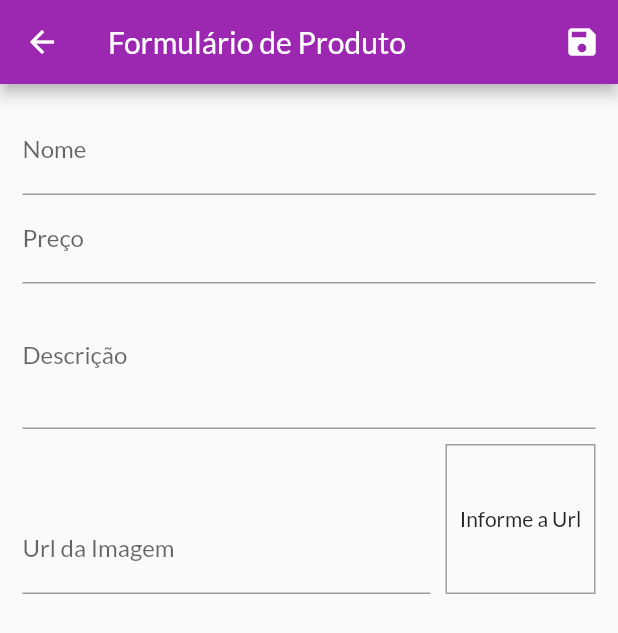
After one commit to ademir2011/app04.4animations, a Flutter app: the ProductFormPage screen opened by its route, on a phone screen of 412 x 824 dp. The commit adds this screen. Shown: the top 633 px of the screen. Run offline on Flutter 3.47's test engine with Material 2 defaults, Android fonts, the phone set to English and light mode, and no system bars; network calls fail.

Commit message:
Formulário, snack e modal

```diff
--- a/lib/components/product_grid.dart
+++ b/lib/components/product_grid.dart
@@ -1,4 +1,4 @@
-import 'package:app04shop/components/product_item.dart';
+import 'package:app04shop/components/product_grid_item.dart';
 import 'package:app04shop/models/product.dart';
 import 'package:app04shop/models/product_list.dart';
 import 'package:flutter/material.dart';
@@ -22,7 +22,7 @@ class ProductGrid extends StatelessWidget {
       itemCount: loadedProducts.length,
       itemBuilder: (ctx, i) => ChangeNotifierProvider.value(
         value: loadedProducts[i],
-        child: const ProductItem(),
+        child: const ProductGridItem(),
       ),
       gridDelegate: const SliverGridDelegateWithFixedCrossAxisCount(
         crossAxisCount: 2,
--- a/lib/main.dart
+++ b/lib/main.dart
@@ -4,6 +4,8 @@ import 'package:app04shop/models/product_list.dart';
 import 'package:app04shop/pages/cart_page.dart';
 import 'package:app04shop/pages/orders_page.dart';
 import 'package:app04shop/pages/product_detail_page.dart';
+import 'package:app04shop/pages/product_form_page.dart';
+import 'package:app04shop/pages/products_page.dart';
 import 'package:app04shop/pages/products_overview_page.dart';
 import 'package:app04shop/utils/app_routes.dart';
 import 'package:flutter/material.dart';
@@ -44,6 +46,8 @@ class MyApp extends StatelessWidget {
           AppRoutes.PRODUCT_DETAUL: (ctx) => const ProductDetailPage(),
           AppRoutes.CART: (ctx) => const CartPage(),
           AppRoutes.ORDERS: (ctx) => const OrdersPage(),
+          AppRoutes.PRODUCTS: (ctx) => const ProductsPage(),
+          AppRoutes.PRODUCT_FORM: (ctx) => const ProductFormPage(),
         },
       ),
     );
--- a/lib/models/product_list.dart
+++ b/lib/models/product_list.dart
@@ -7,6 +7,10 @@ class ProductList with ChangeNotifier {
 
   List<Product> get items => [..._items];
   List<Product> get favoriteItems => _items.where((prod) => prod.isFavorite).toList();
+
+  int get itemsCount {
+    return _items.length;
+  }
 
   void addProduct(Product product) {
     _items.add(product);
--- /dev/null
+++ b/lib/pages/product_form_page.dart
@@ -0,0 +1,142 @@
+import 'dart:math';
+
+import 'package:app04shop/models/product.dart';
+import 'package:flutter/material.dart';
+
+class ProductFormPage extends StatefulWidget {
+  const ProductFormPage({Key? key}) : super(key: key);
+
+  @override
+  _ProductFormPageState createState() => _ProductFormPageState();
+}
+
+class _ProductFormPageState extends State<ProductFormPage> {
+  final _priceFocus = FocusNode();
+  final _descriptionFocus = FocusNode();
+  final _imageUrlFocus = FocusNode();
+  final _imageUrlController = TextEditingController();
+
+  final _formKey = GlobalKey<FormState>();
+  final _formData = Map<String, Object>();
+
+  @override
+  void initState() {
+    super.initState();
+    _imageUrlFocus.addListener(updateImage);
+  }
+
+  @override
+  void dispose() {
+    super.dispose();
+    _priceFocus.dispose();
+    _descriptionFocus.dispose();
+    _imageUrlFocus.removeListener(updateImage);
+    _imageUrlFocus.dispose();
+  }
+
+  void updateImage() {
+    setState(() {});
+  }
+
+  void _submitForm() {
+    _formKey.currentState?.save();
+    final newProduct = Product(
+      id: Random().nextDouble().toString(),
+      name: _formData['name'] as String,
+      description: _formData['description'] as String,
+      price: _formData['price'] as double,
+      imageUrl: _formData['imageUrl'] as String,
+    );
+  }
+
+  @override
+  Widget build(BuildContext context) {
+    return Scaffold(
+      appBar: AppBar(
+        title: const Text('Formulário de Produto'),
+        actions: [
+          IconButton(
+            onPressed: _submitForm,
+            icon: const Icon(Icons.save),
+          ),
+        ],
+      ),
+      body: Padding(
+        padding: const EdgeInsets.all(15),
+        child: Form(
+          key: _formKey,
+          child: ListView(
+            children: [
+              TextFormField(
+                decoration: InputDecoration(labelText: 'Nome'),
+                textInputAction: TextInputAction.next,
+                onFieldSubmitted: (_) {
+                  FocusScope.of(context).requestFocus(_priceFocus);
+                },
+                onSaved: (name) => _formData['name'] = name ?? '',
+              ),
+              TextFormField(
+                decoration: InputDecoration(labelText: 'Preço'),
+                textInputAction: TextInputAction.next,
+                focusNode: _priceFocus,
+                keyboardType: TextInputType.numberWithOptions(
+                  decimal: true,
+                ),
+                onFieldSubmitted: (_) {
+                  FocusScope.of(context).requestFocus(_priceFocus);
+                },
+                onSaved: (price) => _formData['price'] = double.parse(price ?? '0'),
+              ),
+              TextFormField(
+                decoration: InputDecoration(labelText: 'Descrição'),
+                focusNode: _descriptionFocus,
+                keyboardType: TextInputType.multiline,
+                maxLines: 3,
+                onSaved: (description) => _formData['description'] = description ?? '',
+              ),
+              Row(
+                crossAxisAlignment: CrossAxisAlignment.end,
+                children: [
+                  Expanded(
+                    child: TextFormField(
+                      decoration: InputDecoration(labelText: 'Url da Imagem'),
+                      keyboardType: TextInputType.url,
+                      textInputAction: TextInputAction.done,
+                      focusNode: _imageUrlFocus,
+                      controller: _imageUrlController,
+                      onFieldSubmitted: (_) => _submitForm(),
+                      onSaved: (imageUrl) => _formData['imageUrl'] = imageUrl ?? '',
+                    ),
+                  ),
+                  Container(
+                    height: 100,
+                    width: 100,
+                    margin: const EdgeInsets.only(
+                      top: 10,
+                      left: 10,
+                    ),
+                    decoration: BoxDecoration(
+                      border: Border.all(
+                        color: Colors.grey,
+                        width: 1,
+                      ),
+                    ),
+                    alignment: Alignment.center,
+                    child: _imageUrlController.text.isEmpty
+                        ? Text('Informe a Url')
+                        : FittedBox(
+                            child: Image.network(
+                              _imageUrlController.text,
+                              fit: BoxFit.cover,
+                            ),
+                          ),
+                  )
+                ],
+              ),
+            ],
+          ),
+        ),
+      ),
+    );
+  }
+}
--- a/lib/utils/app_routes.dart
+++ b/lib/utils/app_routes.dart
@@ -3,4 +3,6 @@ class AppRoutes {
   static const PRODUCT_DETAUL = '/product-detail';
   static const CART = '/cart';
   static const ORDERS = '/orders';
+  static const PRODUCTS = '/products';
+  static const PRODUCT_FORM = '/product-form';
 }
```
Also changed, not shown: lib/components/app_drawer.dart (+9 -0 lines), lib/components/cart_item.dart (+23 -0 lines), lib/components/product_grid_item.dart (added, +66 -0 lines), lib/components/product_item.dart (+21 -40 lines), lib/models/cart.dart (+21 -0 lines), lib/pages/products_page.dart (added, +43 -0 lines).
